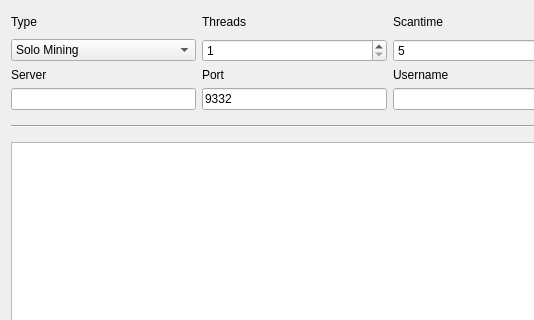
artturo/franko-6.3.3, file src/qt/forms/miningpage.ui: the form before one commit; both pictures show x 0 to 534 and y 0 to 320 of the 780 by 636 pixel window.
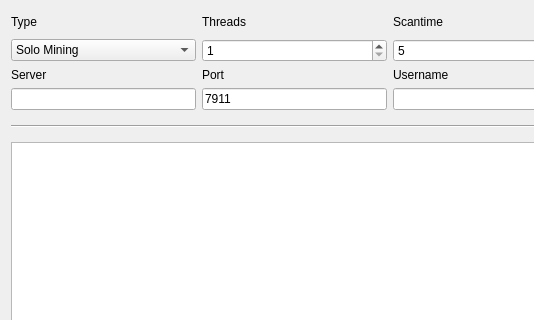
The form after the commit.

Patch:
```diff
--- a/src/qt/forms/miningpage.ui
+++ b/src/qt/forms/miningpage.ui
@@ -231,10 +231,10 @@
       <bool>true</bool>
      </property>
      <property name="text">
-      <string>9332</string>
+      <string>7911</string>
      </property>
      <property name="value" stdset="0">
-      <number>9332</number>
+      <number>7911</number>
      </property>
     </widget>
    </item>
```
